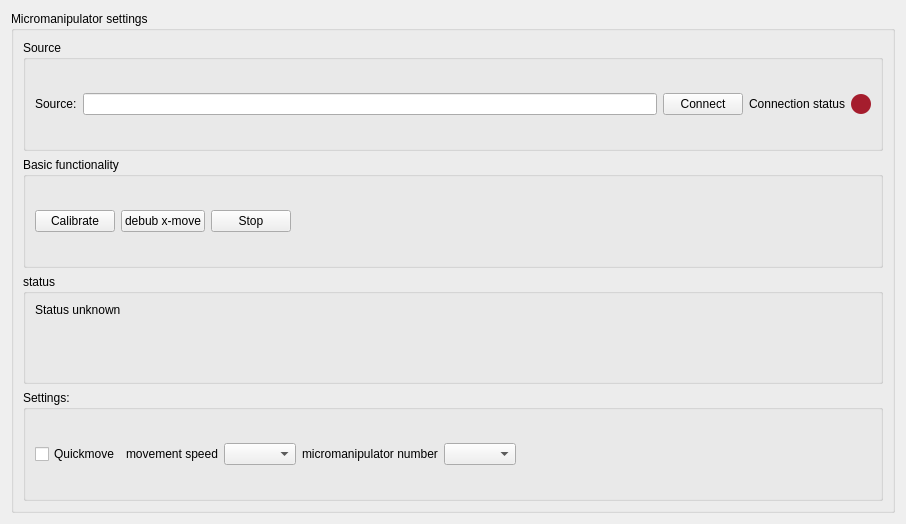
pyIVLS/pyIVLS, file plugins/Sutter/Sutter_settingsWidget.ui: the form before one commit.
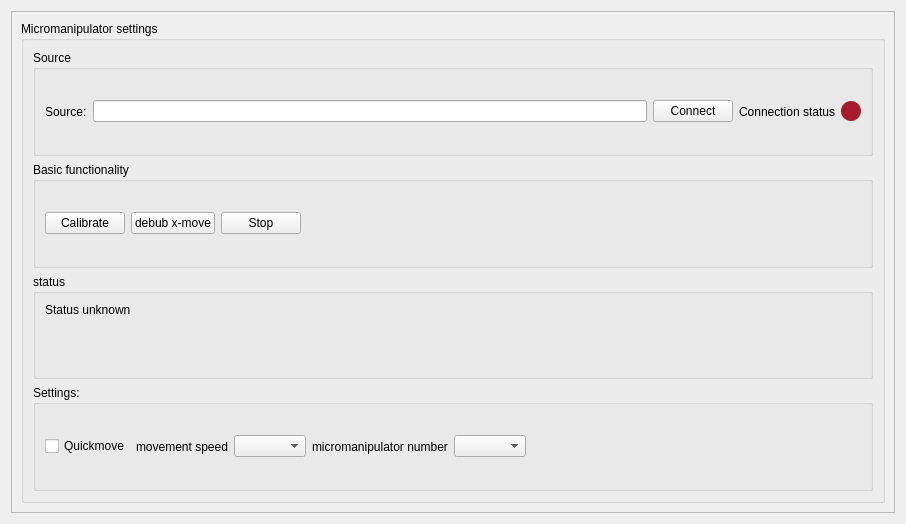
The form after the commit.

Commit message: Wrapped settingswidgets in scroll area to make them smaller when necessary

What changed in the file:
```diff
--- a/plugins/Sutter/Sutter_settingsWidget.ui
+++ b/plugins/Sutter/Sutter_settingsWidget.ui
@@ -21,6 +21,21 @@
   </property>
   <layout class="QGridLayout" name="gridLayout">
    <item row="0" column="0">
+    <widget class="QScrollArea" name="scrollArea">
+     <property name="widgetResizable">
+      <bool>true</bool>
+     </property>
+     <widget class="QWidget" name="scrollAreaWidgetContents">
+      <property name="geometry">
+       <rect>
+        <x>0</x>
+        <y>0</y>
+        <width>886</width>
+        <height>504</height>
+       </rect>
+      </property>
+      <layout class="QVBoxLayout" name="verticalLayout_2">
+       <item>
     <widget class="QGroupBox" name="groupBox_general">
      <property name="title">
       <string>Micromanipulator settings</string>
@@ -200,6 +215,10 @@
        </widget>
       </item>
      </layout>
+        </widget>
+       </item>
+      </layout>
+     </widget>
     </widget>
    </item>
   </layout>
```
Lines whose indentation alone changed are shown as unchanged. The commit also changes 2 other files.
